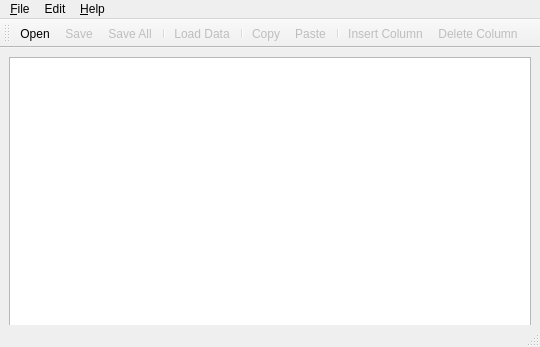
Before: the Qt Designer form TextTempl.ui in gitandy/TextTempl, drawn with Qt 5.
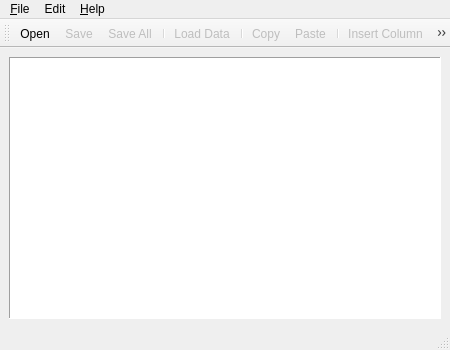
After: the same form once the commit is applied. Icons and pictures are not drawn.

What changed in the file:
```diff
--- a/TextTempl.ui
+++ b/TextTempl.ui
@@ -5,16 +5,10 @@
    <rect>
     <x>0</x>
     <y>0</y>
-    <width>540</width>
-    <height>347</height>
+    <width>450</width>
+    <height>350</height>
    </rect>
   </property>
-  <property name="minimumSize" >
-   <size>
-    <width>282</width>
-    <height>344</height>
-   </size>
-  </property>
   <property name="windowTitle" >
    <string>TextTempl</string>
   </property>
@@ -28,29 +22,11 @@
      <verstretch>0</verstretch>
     </sizepolicy>
    </property>
-   <layout class="QHBoxLayout" >
-    <property name="spacing" >
-     <number>6</number>
-    </property>
-    <property name="leftMargin" >
-     <number>9</number>
-    </property>
-    <property name="topMargin" >
-     <number>9</number>
-    </property>
-    <property name="rightMargin" >
-     <number>9</number>
-    </property>
-    <property name="bottomMargin" >
-     <number>9</number>
-    </property>
+   <layout class="QVBoxLayout" >
     <item>
      <widget class="QTableWidget" name="tableWidget" >
-      <property name="minimumSize" >
-       <size>
-        <width>261</width>
-        <height>291</height>
-       </size>
+      <property name="frameShape" >
+       <enum>QFrame::Panel</enum>
       </property>
       <property name="editTriggers" >
        <set>QAbstractItemView::AnyKeyPressed|QAbstractItemView::DoubleClicked|QAbstractItemView::EditKeyPressed|QAbstractItemView::NoEditTriggers</set>
@@ -76,7 +52,7 @@
     <rect>
      <x>0</x>
      <y>0</y>
-     <width>540</width>
+     <width>450</width>
      <height>19</height>
     </rect>
    </property>
```
